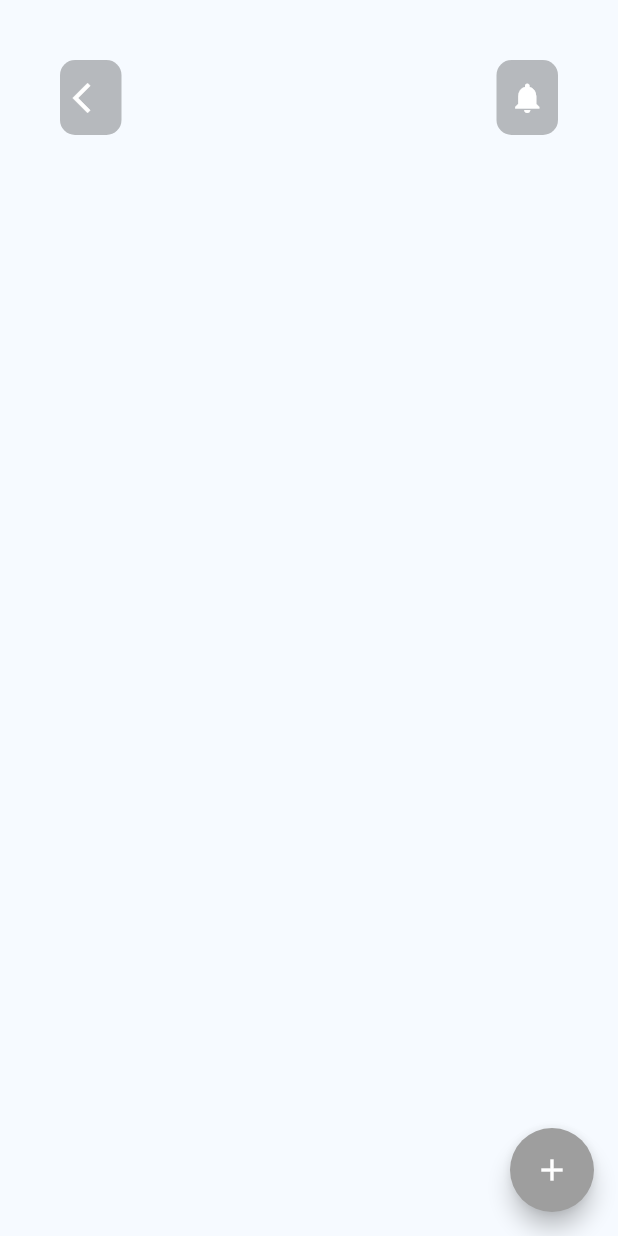
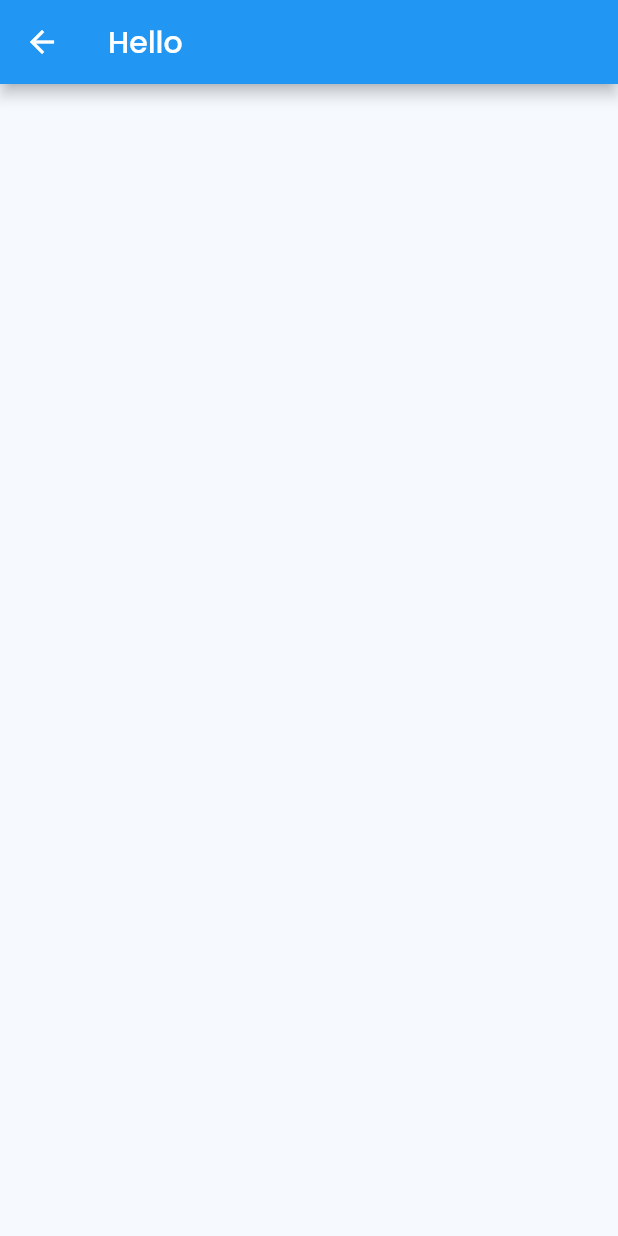
Before and after one commit to kevin2-cyber/scrivania, a Flutter app: the Welcome screen opened directly, after a tap on the "add" icon, on a phone screen of 412 x 824 dp. Run offline on Flutter 3.47's test engine with Material 2 defaults, Android fonts, the phone set to English and light mode, and no system bars; our stand-ins replace google_fonts.

Commit message:
created an edit page

```diff
--- /dev/null
+++ b/lib/edit_todo.dart
@@ -0,0 +1,19 @@
+import 'package:flutter/material.dart';
+import 'package:google_fonts/google_fonts.dart';
+
+class EditScreen extends StatelessWidget {
+  const EditScreen({Key? key}) : super(key: key);
+
+  @override
+  Widget build(BuildContext context) {
+    return Scaffold(
+      appBar: AppBar(
+        title: Text(
+            'Hello',
+          style: GoogleFonts.poppins(),
+        ),
+      ),
+      body: Container(),
+    );
+  }
+}
--- a/lib/welcome.dart
+++ b/lib/welcome.dart
@@ -1,5 +1,7 @@
 import 'package:flutter/material.dart';
+import 'package:google_fonts/google_fonts.dart';
 import 'package:to_do_app/constants.dart';
+import 'package:to_do_app/edit_todo.dart';
 // import 'package:google_fonts/google_fonts.dart';
 
 class Welcome extends StatelessWidget {
@@ -25,7 +27,7 @@ class Welcome extends StatelessWidget {
                         borderRadius: BorderRadius.circular(10.0),
                         color: Colors.black26,
                       ),
-                      height: 50.0,
+                      height: 45.0,
                       // width: 4.0,
                       child: IconButton(
                         onPressed: (){
@@ -47,8 +49,8 @@ class Welcome extends StatelessWidget {
                         borderRadius: BorderRadius.circular(10.0),
                         color: Colors.black26
                       ),
-                      height: 50.0,
-                      width: 50.0,
+                      height: 45.0,
+                      // width: 50.0,
                       child: IconButton(
                         onPressed: (){},
                         icon: const Icon(
@@ -60,12 +62,28 @@ class Welcome extends StatelessWidget {
                   ),
                 ],
               ),
+              const SizedBox(
+                height: 20.0,
+              ),
+              Text(
+                  'Hello World',
+                style: GoogleFonts.poppins(
+                  textStyle: const TextStyle(
+                    fontWeight: FontWeight.w600,
+                    fontSize: 20.0,
+                  ),
+                ),
+              ),
             ],
           ),
         ),
       ),
       floatingActionButton: FloatingActionButton(
-        onPressed: (){},
+        onPressed: (){
+          Navigator.push(
+              context,
+              MaterialPageRoute(builder: (context)=> const EditScreen()));
+        },
         tooltip: 'Add To do',
         backgroundColor: Colors.grey,
         child: const Icon(
```
